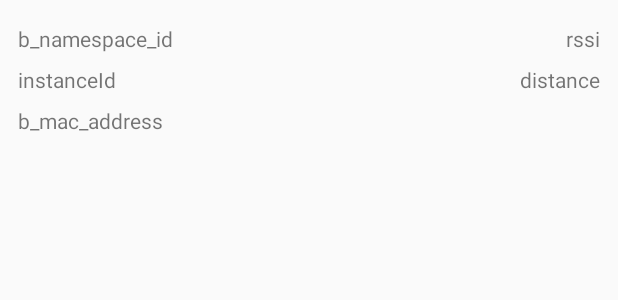
After one commit to mdaraujo/CMUP_Indoor-Matching, an Android app: the layout beacon_item_view.xml on its own in the app's theme, with its tools: preview values and no code run, on a phone screen of 412 x 824 dp. The commit adds this screen. Shown: the top 300 px of the screen. Run offline under Robolectric (Android 15) with nearby library versions, the phone set to English and light mode, and no system bars.

Commit message:
added RecyclerView with beacons info

```diff
--- a/IndoorMatching/app/build.gradle
+++ b/IndoorMatching/app/build.gradle
@@ -25,6 +25,7 @@ android {
 dependencies {
     implementation fileTree(include: ['*.jar'], dir: 'libs')
     implementation 'com.android.support:appcompat-v7:28.0.0'
+    implementation 'com.android.support:recyclerview-v7:28.0.0'
     implementation 'com.android.support:cardview-v7:28.0.0'
     implementation 'com.android.support:customtabs:28.0.0'
     implementation 'com.android.support:support-media-compat:28.0.0'
--- /dev/null
+++ b/IndoorMatching/app/src/main/res/layout/beacon_item_view.xml
@@ -0,0 +1,53 @@
+<?xml version="1.0" encoding="utf-8"?>
+<android.support.constraint.ConstraintLayout xmlns:android="http://schemas.android.com/apk/res/android"
+    xmlns:app="http://schemas.android.com/apk/res-auto"
+    android:layout_width="match_parent"
+    android:layout_height="wrap_content"
+    android:layout_marginTop="4dp"
+    android:padding="12dp">
+
+    <TextView
+        android:id="@+id/b_namespace_id"
+        android:layout_width="wrap_content"
+        android:layout_height="wrap_content"
+        android:text="b_namespace_id"
+        app:layout_constraintStart_toStartOf="parent"
+        app:layout_constraintTop_toTopOf="parent" />
+
+    <TextView
+        android:id="@+id/b_rssi"
+        android:layout_width="wrap_content"
+        android:layout_height="wrap_content"
+        android:text="rssi"
+        app:layout_constraintEnd_toEndOf="parent"
+        app:layout_constraintTop_toTopOf="parent" />
+
+
+    <TextView
+        android:id="@+id/b_instance_id"
+        android:layout_width="wrap_content"
+        android:layout_height="wrap_content"
+        android:layout_marginTop="8dp"
+        android:text="instanceId"
+        app:layout_constraintStart_toStartOf="parent"
+        app:layout_constraintTop_toBottomOf="@+id/b_namespace_id" />
+
+    <TextView
+        android:id="@+id/b_distance"
+        android:layout_width="wrap_content"
+        android:layout_height="wrap_content"
+        android:layout_marginTop="8dp"
+        android:text="distance"
+        app:layout_constraintEnd_toEndOf="parent"
+        app:layout_constraintTop_toBottomOf="@+id/b_rssi" />
+
+    <TextView
+        android:id="@+id/b_mac_address"
+        android:layout_width="wrap_content"
+        android:layout_height="wrap_content"
+        android:layout_marginTop="8dp"
+        android:text="b_mac_address"
+        app:layout_constraintStart_toStartOf="parent"
+        app:layout_constraintTop_toBottomOf="@+id/b_instance_id" />
+
+</android.support.constraint.ConstraintLayout>
```
Also changed, not shown: IndoorMatching/app/src/main/java/com/mdaraujo/indoormatching/BeaconInfo.java (added, +68 -0 lines), IndoorMatching/app/src/main/java/com/mdaraujo/indoormatching/BeaconViewHolder.java (added, +40 -0 lines), IndoorMatching/app/src/main/java/com/mdaraujo/indoormatching/BeaconsAdapter.java (added, +40 -0 lines), IndoorMatching/app/src/main/java/com/mdaraujo/indoormatching/MainActivity.java (+39 -30 lines), IndoorMatching/app/src/main/res/layout/activity_main.xml (+5 -8 lines).
